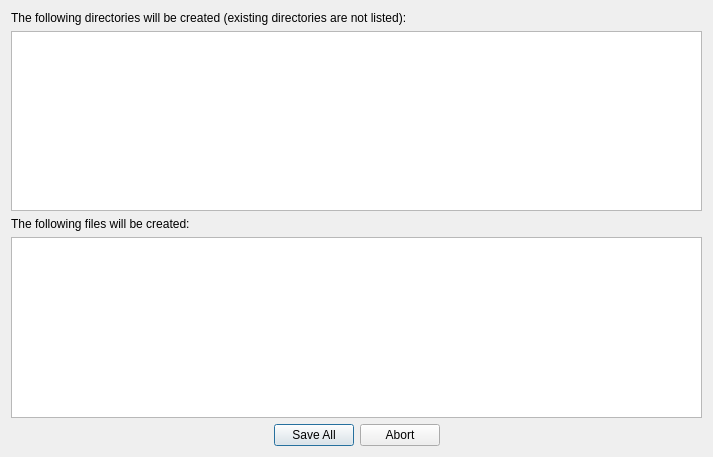
Above: ModelLib/gui/batchDialog.ui from pclusius/arca-box before the change. Below: the same form after it.
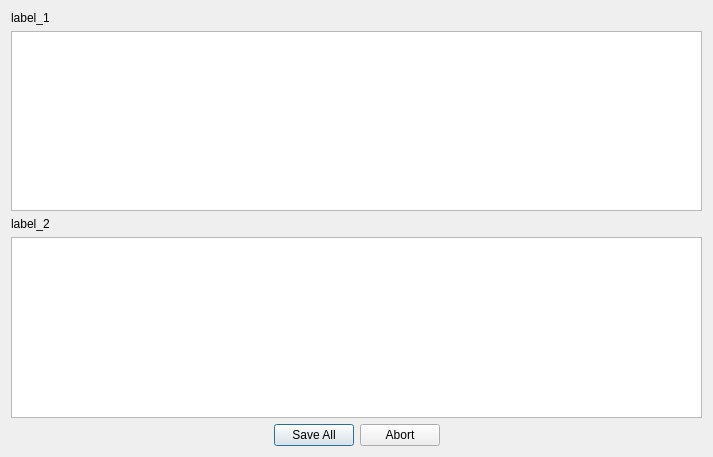
That is the form after the change.

Diff of the .ui file:
```diff
--- a/ModelLib/gui/batchDialog.ui
+++ b/ModelLib/gui/batchDialog.ui
@@ -24,7 +24,7 @@
    <item row="2" column="0">
     <widget class="QLabel" name="label_2">
      <property name="text">
-      <string>The following files will be created:</string>
+      <string>label_2</string>
      </property>
     </widget>
    </item>
@@ -38,7 +38,7 @@
    <item row="0" column="0">
     <widget class="QLabel" name="label">
      <property name="text">
-      <string>The following directories will be created (existing directories are not listed):</string>
+      <string>label_1</string>
      </property>
     </widget>
    </item>
```
Left out of the diff: 6 changed lines with no effect on the pictures.
